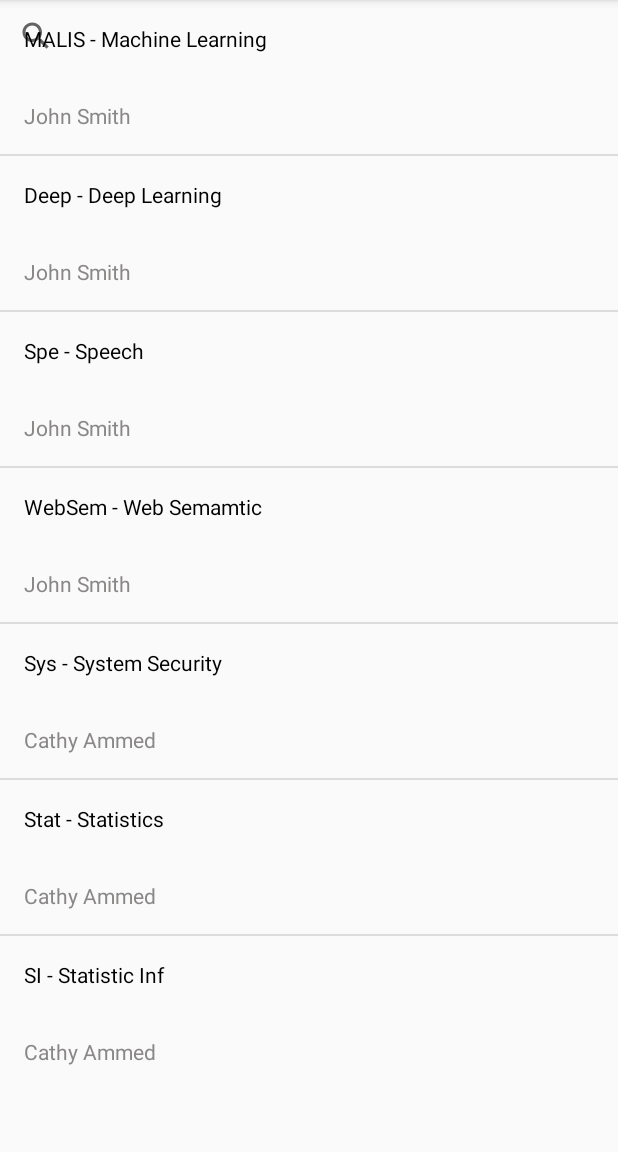
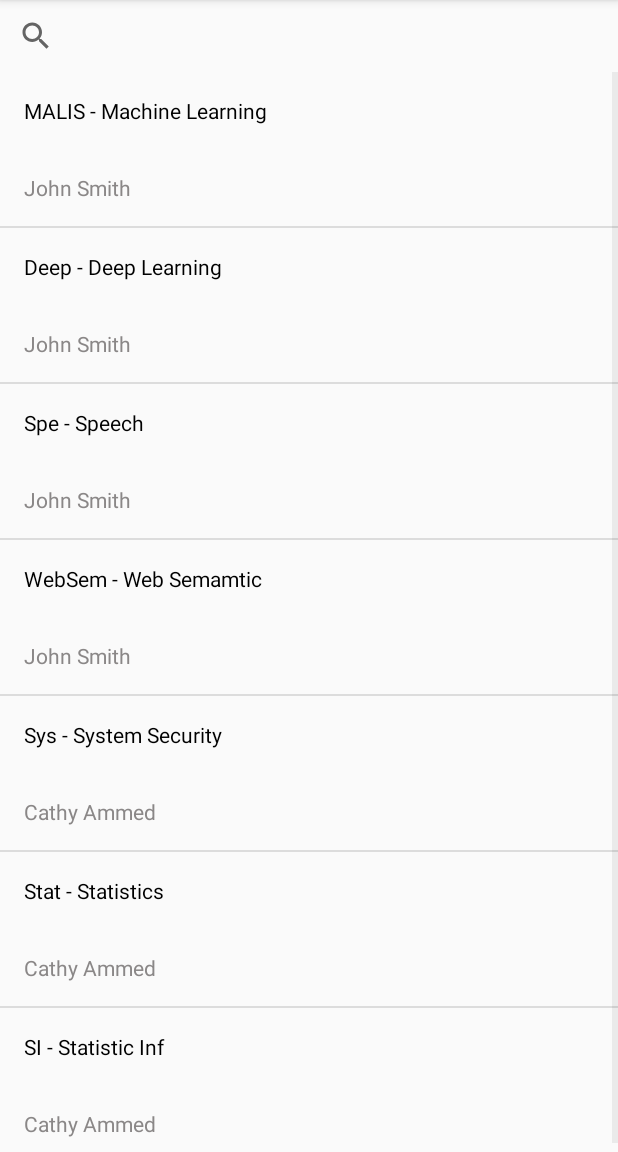
Before and after one commit to nikipap94/YOURECOM, an Android app: the MainActivity screen opened directly, with no data from a screen before it, on a phone screen of 412 x 824 dp, the part 84-1236 px from its top. Run offline under Robolectric (Android 15) with nearby library versions, the phone set to English and light mode, and no system bars.

Commit message:
Creating the search bar on main activity

```diff
--- a/app/src/main/java/com/yourecom/MainActivity.java
+++ b/app/src/main/java/com/yourecom/MainActivity.java
@@ -5,6 +5,7 @@ import androidx.appcompat.app.AppCompatActivity;
 import android.os.Bundle;
 import android.widget.ArrayAdapter;
 import android.widget.ListView;
+import android.widget.SearchView;
 
 import com.yourecom.data.model.Course;
 import com.yourecom.data.model.Professor;
@@ -15,27 +16,53 @@ import java.util.ArrayList;
 public class MainActivity extends AppCompatActivity {
 
     ListView simpleList;
-
-    ArrayList<Course> dataModels;
-//    private static CustomAdapter adapter;
+    CourseListAdapter adapter;
 
     @Override
     protected void onCreate(Bundle savedInstanceState) {
         super.onCreate(savedInstanceState);
         setContentView(R.layout.activity_main);
-//        ArrayAdapter<String> arrayAdapter = new ArrayAdapter<String>(this, R.layout.activity_main_list, R.id.course_title, countryList);
-//        simpleList.setAdapter(arrayAdapter);
-
 
         // Construct the data source
         ArrayList<Course> list = getCourseList();
 
         // Create the adapter to convert the array to views
-        CourseListAdapter adapter = new CourseListAdapter(this, list);
+        adapter = new CourseListAdapter(this, list);
 
         // Attach the adapter to a ListView
         simpleList = findViewById(R.id.simpleListView);
         simpleList.setAdapter(adapter);
+
+        //
+
+//        listView.setOnItemClickListener(new AdapterView.OnItemClickListener() {
+//            @Override
+//            public void onItemClick(AdapterView<?> adapterView, View view, int i, long l) {
+//
+//                Toast.makeText(MainActivity.this, "Selected -> " + version[i], Toast.LENGTH_SHORT).show();
+//            }
+//        });
+        setSearchBar();
+
+
+    }
+
+    private void setSearchBar(){
+        SearchView searchView = findViewById(R.id.search_course);
+
+        searchView.setOnQueryTextListener(new SearchView.OnQueryTextListener() {
+            @Override
+            public boolean onQueryTextSubmit(String s) {
+
+                return false;
+            }
+
+            @Override
+            public boolean onQueryTextChange(String s) {
+                adapter.getFilter().filter(s);
+                return true;
+            }
+        });
 
     }
 
--- a/app/src/main/java/com/yourecom/utils/CourseListAdapter.java
+++ b/app/src/main/java/com/yourecom/utils/CourseListAdapter.java
@@ -7,6 +7,7 @@ import android.view.View;
 import android.view.ViewGroup;
 import android.widget.ArrayAdapter;
 import android.widget.BaseAdapter;
+import android.widget.Filter;
 import android.widget.TextView;
 
 import com.yourecom.R;
@@ -17,8 +18,26 @@ import java.util.List;
 
 public class CourseListAdapter extends ArrayAdapter<Course> {
 
+    private ArrayList<Course> originalList = new ArrayList<Course>();
+    private ArrayList<Course> filteredList = new ArrayList<Course>();
+    private ItemFilter mFilter = new ItemFilter();
+
     public CourseListAdapter(Context context, ArrayList<Course> courses) {
         super(context, 0, courses);
+        this.originalList = courses;
+        this.filteredList = courses;
+
+    }
+
+    @Override
+    public Course getItem(int position){
+        return filteredList.get(position);
+    }
+
+
+    @Override
+    public int getCount(){
+        return filteredList.size();
     }
 
     @Override
@@ -45,4 +64,49 @@ public class CourseListAdapter extends ArrayAdapter<Course> {
         // Return the completed view to render on screen
         return convertView;
     }
+
+    public Filter getFilter() {
+        return mFilter;
+    }
+
+
+    //INNER CLASS
+    private class ItemFilter extends Filter {
+        @Override
+        protected FilterResults performFiltering(CharSequence constraint) {
+
+            String filterString = constraint.toString().toLowerCase();
+
+            FilterResults results = new FilterResults();
+
+            final List<Course> list = originalList;
+
+            int count = list.size();
+            final ArrayList<Course> nlist = new ArrayList<Course>();
+
+            Course filterableItem ;
+
+            for (int i = 0; i < count; i++) {
+                filterableItem = list.get(i);
+                if (filterableItem.contains(filterString)) {
+                    nlist.add(filterableItem);
+                }
+            }
+
+            results.values = nlist;
+            results.count = nlist.size();
+
+            return results;
+        }
+
+        @SuppressWarnings("unchecked")
+        @Override
+        protected void publishResults(CharSequence constraint, FilterResults results) {
+            filteredList = (ArrayList<Course>) results.values;
+            notifyDataSetChanged();
+        }
+
+    }
+
+
 }
--- a/app/src/main/res/layout/activity_main.xml
+++ b/app/src/main/res/layout/activity_main.xml
@@ -10,8 +10,14 @@
         android:layout_width="fill_parent"
         android:layout_height="wrap_content"
         android:orientation="vertical"
-        tools:layout_editor_absoluteX="1dp"
-        tools:layout_editor_absoluteY="183dp">
+        app:layout_constraintEnd_toEndOf="parent"
+        app:layout_constraintStart_toStartOf="parent"
+        app:layout_constraintTop_toTopOf="parent">
+
+        <SearchView
+            android:id="@+id/search_course"
+            android:layout_width="fill_parent"
+            android:layout_height="wrap_content" />
 
         <ListView
             android:id="@+id/simpleListView"
@@ -19,11 +25,5 @@
             android:layout_height="match_parent" />
     </LinearLayout>
 
-    <SearchView
-        android:id="@+id/search_course"
-        android:layout_width="fill_parent"
-        android:layout_height="wrap_content"
-        android:layout_alignParentTop="true"/>
-
 
 </androidx.constraintlayout.widget.ConstraintLayout>
```
Also changed, not shown: app/src/main/java/com/yourecom/data/model/Course.java (+16 -0 lines).
